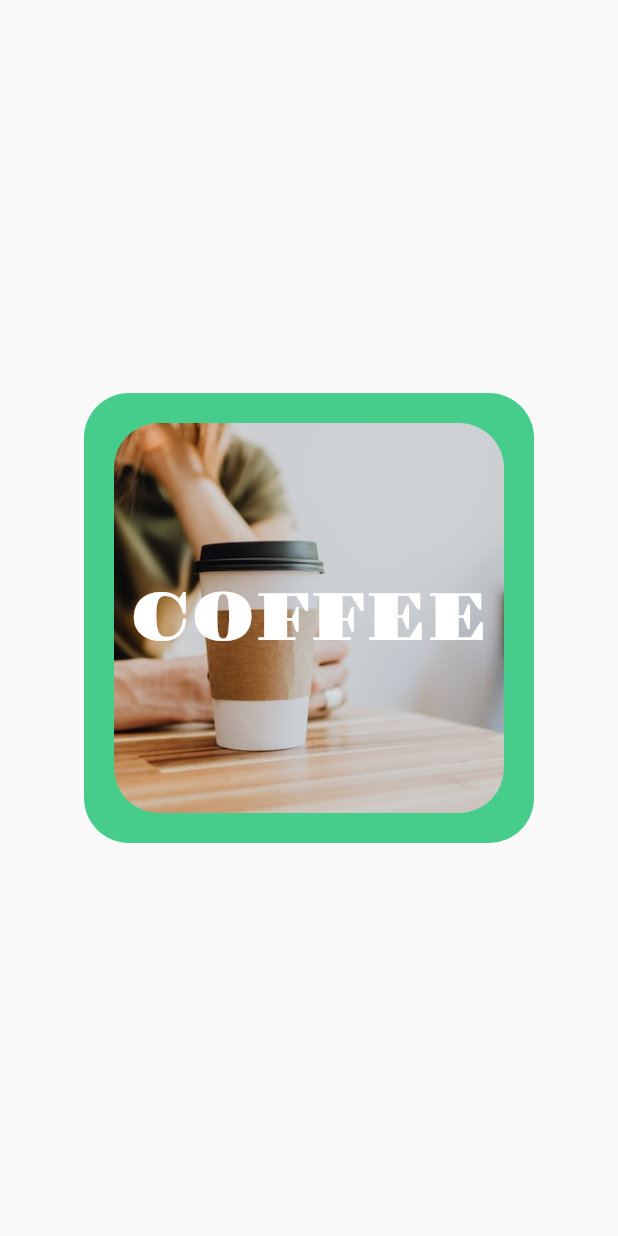
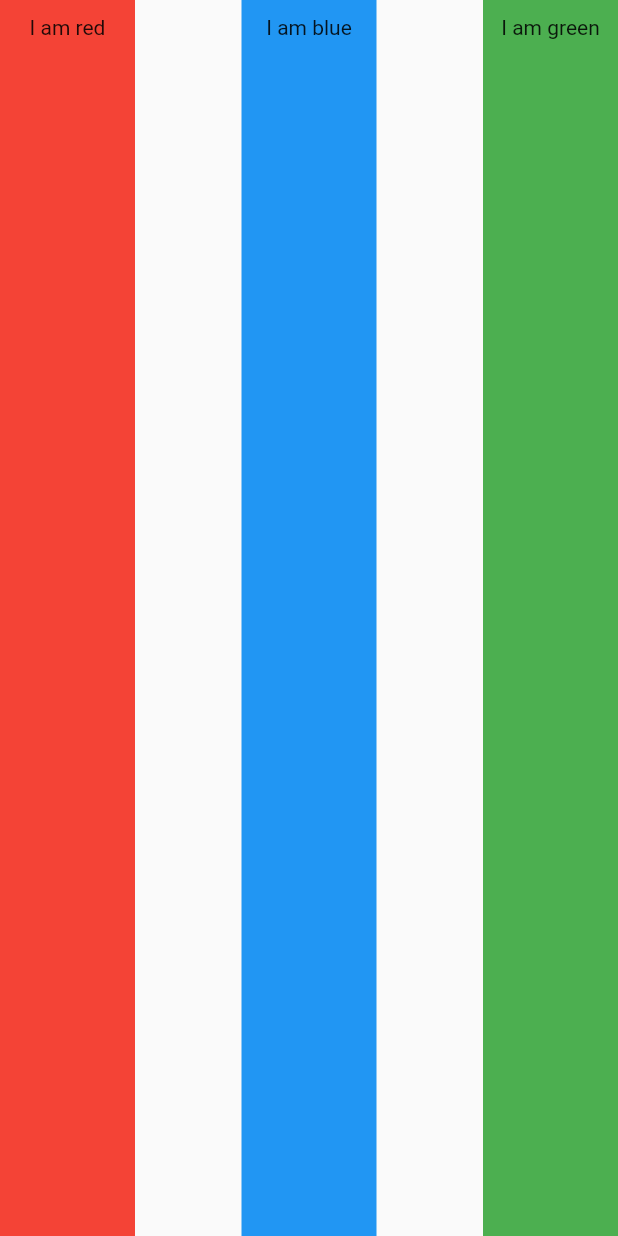
Before and after one commit to Keerthi-prasanna-Sa/first_app, a Flutter app: the screen it shows after launch, on a phone screen of 412 x 824 dp. Run offline on Flutter 3.47's test engine with Material 2 defaults, Android fonts, the phone set to English and light mode, and no system bars.

Commit message:
with the layout Assignment

```diff
--- a/lib/main.dart
+++ b/lib/main.dart
@@ -13,83 +13,39 @@ class MyApp extends StatelessWidget {
         debugShowCheckedModeBanner: false,
         home: Scaffold(
           body: SafeArea(
-              // child: Text("Hello World",
-              //        style: TextStyle(color: Colors.blue[400],
-              //        fontWeight: FontWeight.w600,
-              //        fontSize: 60,
-              //        fontFamily: "Fruktur",
-              //        fontStyle: FontStyle.italic),),
-              child: Center(
-                // child: Container(
-                //   padding: const EdgeInsets.all(20),
-                //   // color: Colors.redAccent,
-                //   width: 250,
-                //   height: 250,
-                //   decoration: BoxDecoration(
-                //     gradient: const LinearGradient(
-                //       colors: [Colors.orange, Colors.white, Colors.green],
-                //       begin: Alignment.topLeft,
-                //       end: Alignment.bottomRight),
-                //     border: Border.all(color: Colors.black, width: 5),
-                //     borderRadius: const BorderRadius.only(
-                //       topLeft: Radius.circular(60),
-                //       topRight: Radius.circular(10),
-                //       bottomLeft: Radius.circular(10),
-                //       bottomRight: Radius.circular(60)
-                //       ),
-                //     boxShadow: const [
-                //       BoxShadow(
-                //         color: Colors.black45,
-                //         offset: Offset(0,0),
-                //         blurRadius: 20,
-                //         spreadRadius: 25),
-                //       BoxShadow(
-                //         color: Colors.greenAccent,
-                //         offset: Offset(0,0),
-                //         blurRadius: 20,
-                //         spreadRadius: 5)
-                //       ]
-                //     ),
-                  child: Stack(
-                    alignment: Alignment.center,
-                    children: [ Container(
-                      width: 300,
-                      height: 300,
-                      padding: EdgeInsets.all(20),
-                      decoration: BoxDecoration(
-                      color: Color.fromARGB(255, 70, 205, 140),
-                      borderRadius: BorderRadius.circular(30)),
-                      child: ClipRRect(
-                        borderRadius: BorderRadius.circular(30),
-                        child: Image.asset("images/image1.jpg",
-                        fit: BoxFit.cover
-                        ),
-                      ),
-                    ),
-                    Container(
-                alignment: Alignment.center,
-                child: const Text(
-                  'COFFEE',
-                  style: TextStyle(
-                    fontFamily: "GravitasOne",
-                    color: Colors.white,
-                    fontWeight: FontWeight.w200,
-                    fontSize: 45.0),
-                  ),
-               ),
-             ],
-           ),
-         )
+              child: Row(
+                 mainAxisAlignment: MainAxisAlignment.spaceBetween,
+              children: [
+                // child 1
+                Container(
+                  padding: EdgeInsets.only(top: 10),
+                  alignment: Alignment.topCenter,
+                  width: 90,
+                  height: double.infinity,
+                  color: Colors.red,
+                  child: Text("I am red"),
+                ),
+                // child 2
+                Container(
+                  padding: EdgeInsets.only(top: 10),
+                  alignment: Alignment.topCenter,
+                  width: 90,
+                  height: double.infinity,
+                  color: Colors.blue,
+                  child: Text("I am blue"),
+                ),
+                // child 3
+                Container(
+                  padding: EdgeInsets.only(top: 10),
+                  alignment: Alignment.topCenter,
+                  width: 90,
+                  height: double.infinity,
+                  color: Colors.green,
+                  child: Text("I am green"),
+                  )
+            ])
        )
      )
    );
   }
 }
-
-// Images
-
-// Assets Images
-
-// File Images
-
-// Network Images
```
